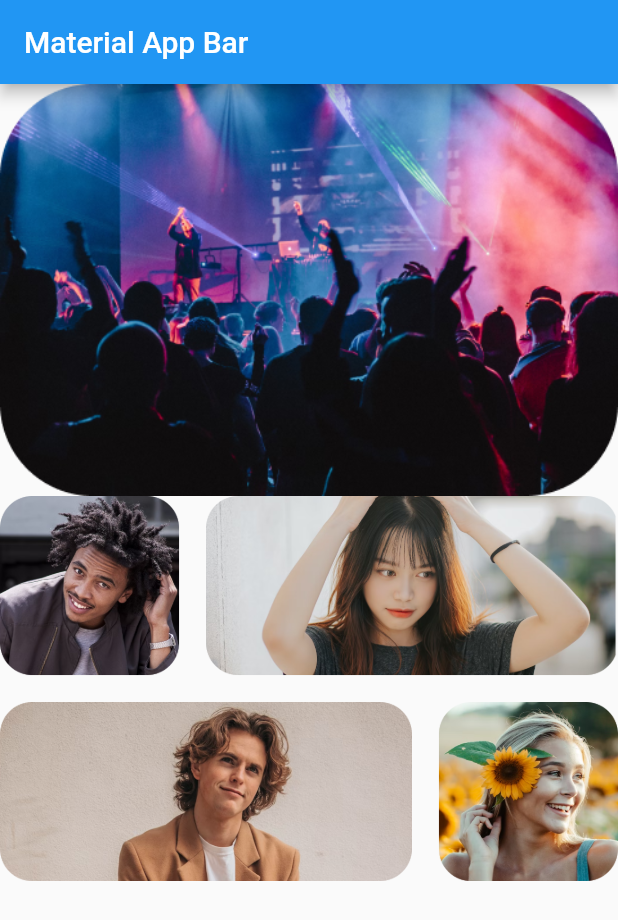
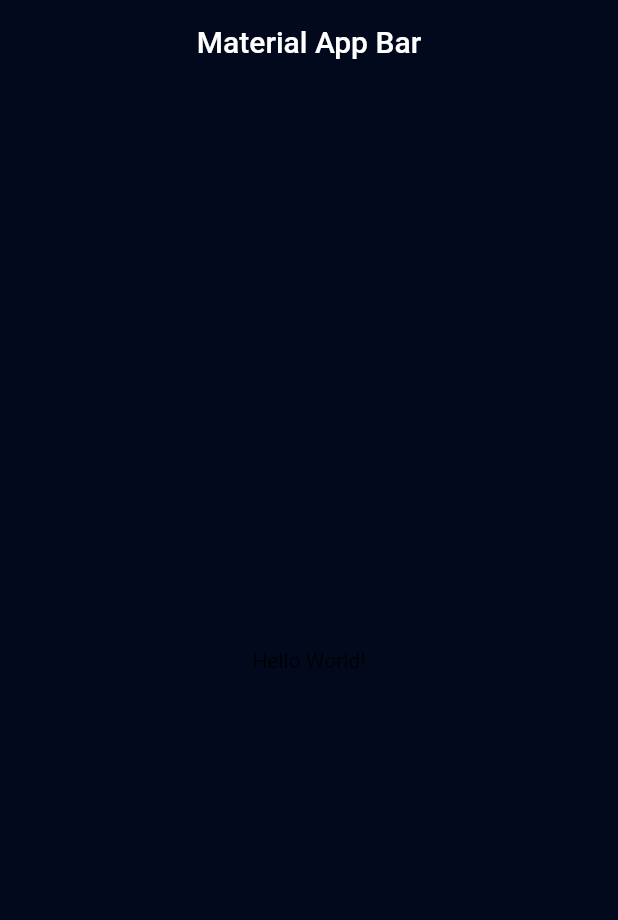
Before and after one commit to magerngoding/Tinder-App, a Flutter app: the screen it shows after launch, on a phone screen of 412 x 824 dp. Shown: the top 920 px of the screen. Run offline on Flutter 3.47's test engine with Material 2 defaults, Android fonts, the phone set to English and light mode, and no system bars; our stand-ins replace google_fonts.

Commit message:
Setting theme manager

```diff
--- /dev/null
+++ b/config.json
@@ -0,0 +1,4 @@
+{
+    "openai_key": "",
+    "modules": []
+}
--- a/lib/main.dart
+++ b/lib/main.dart
@@ -1,5 +1,5 @@
 import 'package:flutter/material.dart';
-import 'package:tinder_app/src/theme_manager/assets_image_icon_manager.dart';
+import 'package:tinder_app/src/app.dart';
 
 void main() => runApp(const MyApp());
 
@@ -8,25 +8,6 @@ class MyApp extends StatelessWidget {
 
   @override
   Widget build(BuildContext context) {
-    return MaterialApp(
-      title: 'Material App',
-      home: Scaffold(
-        appBar: AppBar(
-          title: const Text('Material App Bar'),
-        ),
-        body: Center(
-          child: Column(
-            children: [
-              Image.asset(
-                '${AssetsImageIconManager.assetPath}/hobby1.png',
-              ),
-              Image.asset(
-                '${AssetsImageIconManager.assetPath}/hero_image.png',
-              )
-            ],
-          ),
-        ),
-      ),
-    );
+    return AppScreen();
   }
 }
--- /dev/null
+++ b/lib/src/app.dart
@@ -0,0 +1,24 @@
+import 'package:flutter/material.dart';
+import 'package:tinder_app/src/theme_manager/theme_data.manager.dart';
+
+class AppScreen extends StatelessWidget {
+  const AppScreen({
+    super.key,
+  });
+
+  @override
+  Widget build(BuildContext context) {
+    return MaterialApp(
+      debugShowCheckedModeBanner: false,
+      title: 'Material App',
+      theme: getApplicationThemeData(),
+      home: Scaffold(
+        appBar: AppBar(
+          title: const Text('Material App Bar'),
+          centerTitle: true,
+        ),
+        body: Center(child: Text('Hello World!')),
+      ),
+    );
+  }
+}
--- /dev/null
+++ b/lib/src/theme_manager/theme_data.manager.dart
@@ -0,0 +1,14 @@
+import 'package:flutter/material.dart';
+import 'package:tinder_app/src/theme_manager/color_manager.dart';
+import 'package:tinder_app/src/theme_manager/font_manager.dart';
+
+ThemeData getApplicationThemeData() {
+  return ThemeData(
+    scaffoldBackgroundColor: ColorManager.primary,
+    appBarTheme: AppBarTheme(
+      backgroundColor: ColorManager.primary,
+      elevation: 0,
+    ),
+    fontFamily: FontFamilyConstant.fontFamily,
+  );
+}
```
Also changed, not shown: lib/src/theme_manager/color_manager.dart (added, +25 -0 lines), lib/src/theme_manager/font_manager.dart (added, +25 -0 lines), lib/src/theme_manager/style_manager.dart (added, +66 -0 lines), lib/src/theme_manager/values_manager.dart (added, +50 -0 lines), pubspec.yaml (+4 -11 lines), pubspec.lock, 1 other file.
